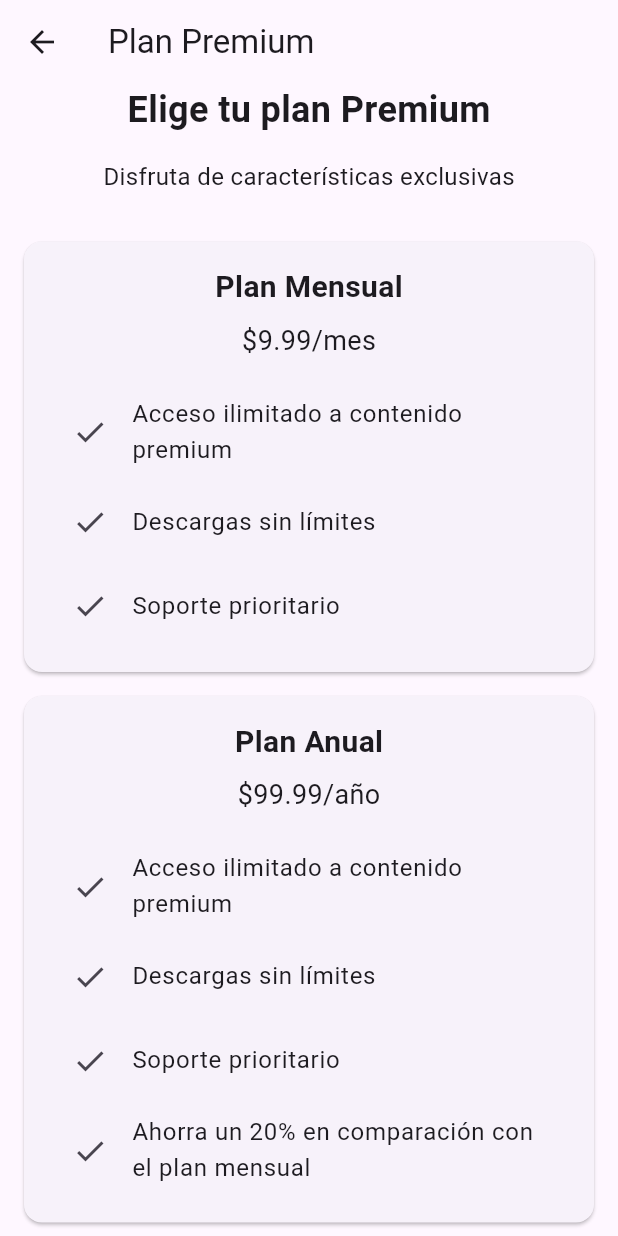
After one commit to 203445/focus-thrive, a Flutter app: the PremiumSubscriptionView screen opened directly, on a phone screen of 412 x 824 dp. The commit adds this screen. Run offline on Flutter 3.47's test engine with Material 2 defaults, Android fonts, the light colour scheme and no system bars; our stand-ins replace flutter_svg, google_fonts.

Commit message:
addd view suscriptionr

```diff
--- a/focusthrive/lib/features/focusthrive/paciente/presentation/pages/home.dart
+++ b/focusthrive/lib/features/focusthrive/paciente/presentation/pages/home.dart
@@ -245,7 +245,9 @@ class _HomeState extends State<Home> {
           ),
         ),
       ),
-      bottomNavigationBar: BottomNavigationBar(
+      bottomNavigationBar: Stack(
+        alignment: Alignment.center,
+        children:[ BottomNavigationBar(
           currentIndex: _selectedIndex,
           onTap: _onNavItemTapped,
           items: [
@@ -261,8 +263,15 @@ class _HomeState extends State<Home> {
               icon: Icon(Icons.person),
               label: 'Perfil',
             ),
+
           ],
+        ),]
       ),
+
     );
   }
 }
+
+
+//  Navigator.push(context,
+//                             MaterialPageRoute(builder: (context) =>  PremiumSubscriptionView()));
--- /dev/null
+++ b/focusthrive/lib/features/focusthrive/paciente/presentation/pages/suscription.dart
@@ -0,0 +1,111 @@
+import 'package:flutter/material.dart';
+
+class PremiumSubscriptionView extends StatelessWidget {
+  @override
+  Widget build(BuildContext context) {
+    return Scaffold(
+      appBar: AppBar(
+        title: Text('Plan Premium'),
+      ),
+      body: SingleChildScrollView(
+        child: Center(
+          child: Column(
+            mainAxisAlignment: MainAxisAlignment.center,
+            children: [
+              Text(
+                'Elige tu plan Premium',
+                style: TextStyle(
+                  fontSize: 24,
+                  fontWeight: FontWeight.bold,
+                ),
+              ),
+              SizedBox(height: 16),
+              Text(
+                'Disfruta de características exclusivas',
+                style: TextStyle(fontSize: 16),
+              ),
+              SizedBox(height: 32),
+              PlanCard(
+                title: 'Plan Mensual',
+                price: '\$9.99/mes',
+                features: [
+                  'Acceso ilimitado a contenido premium',
+                  'Descargas sin límites',
+                  'Soporte prioritario',
+                ],
+              ),
+              SizedBox(height: 16),
+              PlanCard(
+                title: 'Plan Anual',
+                price: '\$99.99/año',
+                features: [
+                  'Acceso ilimitado a contenido premium',
+                  'Descargas sin límites',
+                  'Soporte prioritario',
+                  'Ahorra un 20% en comparación con el plan mensual',
+                ],
+              ),
+              SizedBox(height: 32),
+              ElevatedButton(
+                onPressed: () {
+                  // Lógica para suscribirse al plan premium
+                },
+                child: Text(
+                  'Suscribirse',
+                  style: TextStyle(fontSize: 18),
+                ),
+              ),
+            ],
+          ),
+        ),
+      ),
+    );
+  }
+}
+
+class PlanCard extends StatelessWidget {
+  final String title;
+  final String price;
+  final List<String> features;
+
+  const PlanCard({
+    required this.title,
+    required this.price,
+    required this.features,
+  });
+
+  @override
+  Widget build(BuildContext context) {
+    return Card(
+      margin: EdgeInsets.symmetric(horizontal: 16),
+      child: Padding(
+        padding: EdgeInsets.all(16),
+        child: Column(
+          children: [
+            Text(
+              title,
+              style: TextStyle(
+                fontSize: 20,
+                fontWeight: FontWeight.bold,
+              ),
+            ),
+            SizedBox(height: 8),
+            Text(
+              price,
+              style: TextStyle(fontSize: 18),
+            ),
+            SizedBox(height: 16),
+            Column(
+              children: features
+                  .map((feature) => ListTile(
+                        leading: Icon(Icons.check),
+                        title: Text(feature),
+                      ))
+                  .toList(),
+            ),
+          ],
+        ),
+      ),
+    );
+  }
+}
```
Lines whose indentation alone changed are shown as unchanged.
